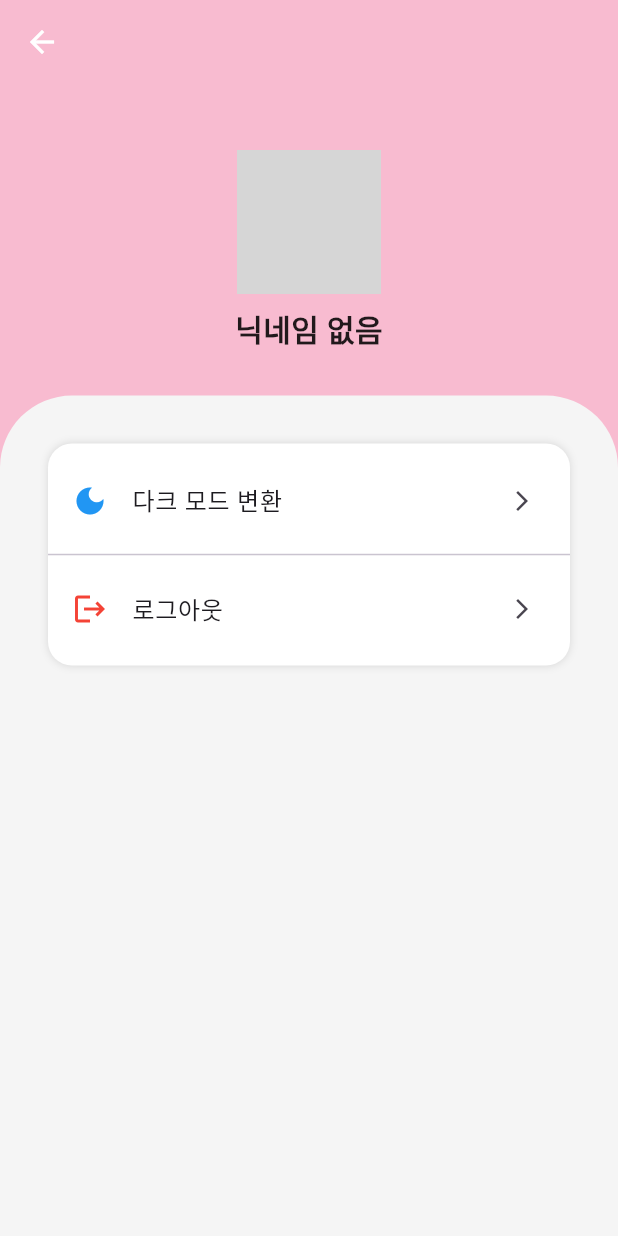
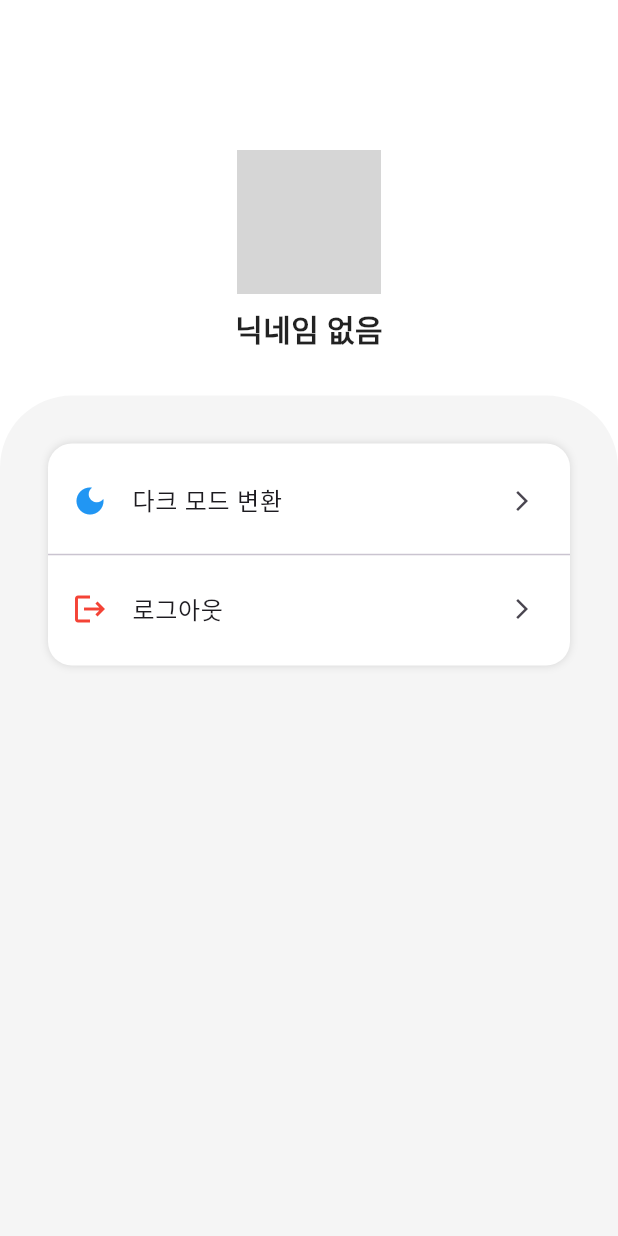
Before and after one commit to Meezzi/with-run-app, a Flutter app: the SettingPage screen opened directly, on a phone screen of 412 x 824 dp. Run offline on Flutter 3.47's test engine with Material 3 defaults, Android fonts, the phone set to English and light mode, and no system bars; our stand-ins replace cloud_firestore, firebase_auth, firebase_core, firebase_storage, flutter_dotenv, flutter_riverpod and 10 more; missing offline and left inert: time_range_picker; accounts and stored records are empty; generated files the repository leaves out were written again; network calls fail; project files that could hold a hidden picture were left out; grey boxes are pictures that could not be loaded.

Commit message:
design : 배경색 제거

```diff
--- a/lib/ui/pages/setting/widgets/profile_header.dart
+++ b/lib/ui/pages/setting/widgets/profile_header.dart
@@ -15,7 +15,6 @@ class ProfileHeader extends ConsumerWidget {
       width: double.infinity,
       height: double.infinity,
       alignment: Alignment.topCenter,
-      decoration: BoxDecoration(color: Colors.pink[100]),
       child: Column(
         crossAxisAlignment: CrossAxisAlignment.center,
         children: [
```
